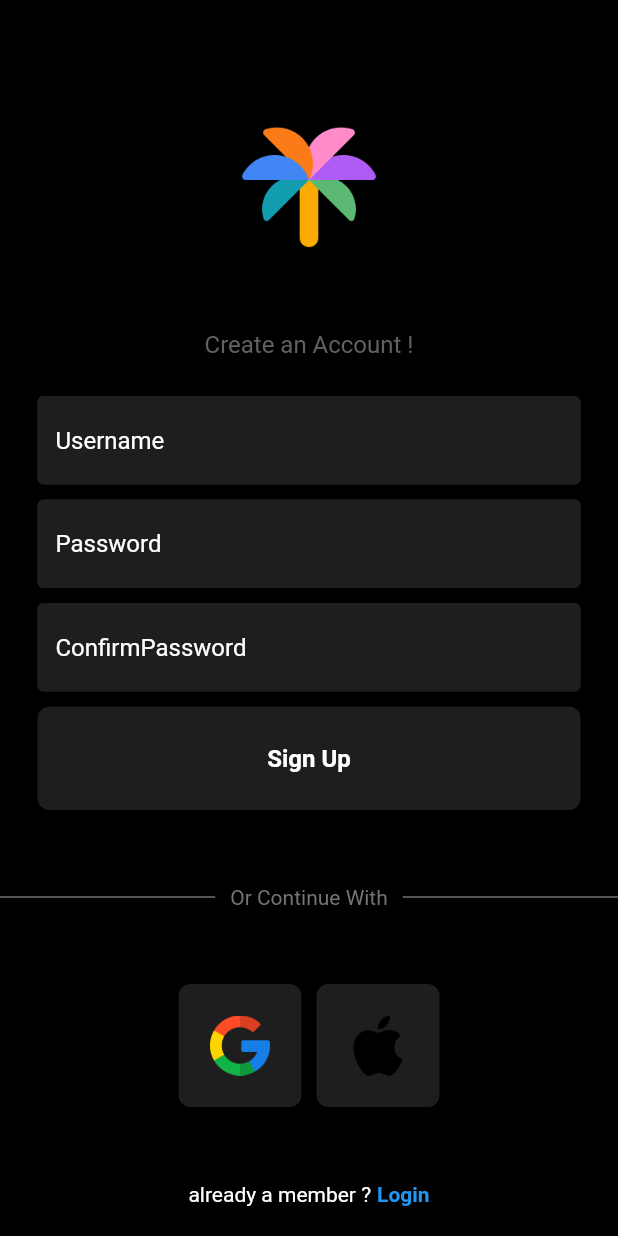
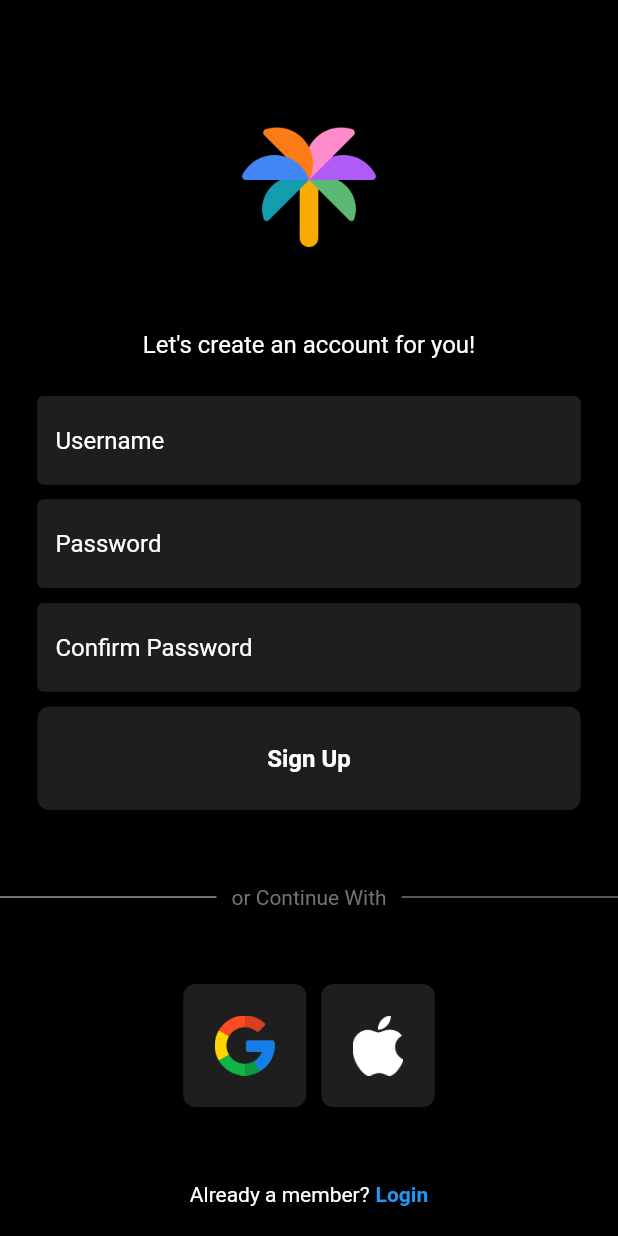
Before and after one commit to darshmashru/ChatPaLM, a Flutter app: the screen it shows after launch, after a tap on "Register Now", on a phone screen of 412 x 824 dp. Run offline on Flutter 3.47's test engine with Material 2 defaults, Android fonts, the light colour scheme and no system bars; our stand-ins replace firebase_auth, firebase_core, flutter_dotenv, google_nav_bar, google_sign_in; missing offline and left inert: google_generative_language_api; accounts and stored records are empty; network calls fail.

Commit message:
Cosmetic changes in Login and Register Pages

```diff
--- a/lib/screens/login_page.dart
+++ b/lib/screens/login_page.dart
@@ -78,8 +78,8 @@ class _LoginPageState extends State<LoginPage> {
                 const SizedBox(
                   height: 50,
                 ),
-                Text(
-                  "Welcome Back You've Have Been Missed !",
+                const Text(
+                  "Welcome to ChatPaLM!🎉🎉",
                   style: TextStyle(
                     color: Colors.white,
                     fontSize: 16,
@@ -90,7 +90,7 @@ class _LoginPageState extends State<LoginPage> {
                 ),
                 MyTextField(
                   controller: emailController,
-                  hintText: "Username",
+                  hintText: "Username/Email",
                   obscureText: false,
                 ),
                 const SizedBox(
@@ -104,8 +104,8 @@ class _LoginPageState extends State<LoginPage> {
                 const SizedBox(
                   height: 10,
                 ),
-                Padding(
-                  padding: const EdgeInsets.symmetric(horizontal: 25.0),
+                const Padding(
+                  padding: EdgeInsets.symmetric(horizontal: 25.0),
                   child: Row(
                     mainAxisAlignment: MainAxisAlignment.end,
                     children: [
@@ -130,9 +130,9 @@ class _LoginPageState extends State<LoginPage> {
                         color: Colors.grey[400],
                       ),
                     ),
-                    Padding(
-                      padding: const EdgeInsets.symmetric(horizontal: 10.0),
-                      child: Text('Or Continue With',
+                    const Padding(
+                      padding: EdgeInsets.symmetric(horizontal: 10.0),
+                      child: Text('or Continue With',
                           style: TextStyle(color: Colors.white)),
                     ),
                     Expanded(
@@ -151,9 +151,10 @@ class _LoginPageState extends State<LoginPage> {
                       imagePath: "lib/assets/images/google.png",
                       onTap: () => AuthService().signInWithGoogle(),
                     ),
-                    SizedBox(width: 10),
+                    const SizedBox(width: 10),
                     Squaretile(
-                      imagePath: "lib/assets/images/apple.png",
+                      // imagePath: "lib/assets/images/apple.png",
+                        imagePath: "lib/assets/images/Apple_logo_white.png",
                       onTap: () {},
                     )
                   ],
--- a/lib/screens/register_page.dart
+++ b/lib/screens/register_page.dart
@@ -7,7 +7,7 @@ import "package:flutter/material.dart";
 
 class RegisterPage extends StatefulWidget {
   final Function? onTap;
-  RegisterPage({super.key, required this.onTap});
+  const RegisterPage({super.key, required this.onTap});
 
   @override
   State<RegisterPage> createState() => _RegisterPageState();
@@ -47,7 +47,7 @@ class _RegisterPageState extends State<RegisterPage> {
             email: emailController.text, password: passwordController.text);
       } else {
         Navigator.pop(context);
-        showErrorMessage("Passwords Dont Match");
+        showErrorMessage("Passwords Don't Match");
       }
     } on FirebaseAuthException catch (e) {
       showErrorMessage(e.code);
@@ -75,10 +75,10 @@ class _RegisterPageState extends State<RegisterPage> {
                 const SizedBox(
                   height: 50,
                 ),
-                Text(
-                  "Create an Account !",
+                const Text(
+                  "Let's create an account for you!",
                   style: TextStyle(
-                    color: Colors.grey[700],
+                    color: Colors.white,
                     fontSize: 16,
                   ),
                 ),
@@ -103,7 +103,7 @@ class _RegisterPageState extends State<RegisterPage> {
                 ),
                 MyTextField(
                   controller: confirmPasswordController,
-                  hintText: 'ConfirmPassword',
+                  hintText: 'Confirm Password',
                   obscureText: true,
                 ),
                 const SizedBox(
@@ -116,15 +116,15 @@ class _RegisterPageState extends State<RegisterPage> {
                 const SizedBox(height: 50),
                 Row(
                   children: [
-                    Expanded(
+                    const Expanded(
                       child: Divider(
                         thickness: 0.6,
-                        color: Colors.grey[400],
+                        color: Colors.white,
                       ),
                     ),
                     Padding(
                       padding: const EdgeInsets.symmetric(horizontal: 10.0),
-                      child: Text('Or Continue With',
+                      child: Text('or Continue With',
                           style: TextStyle(color: Colors.grey[600])),
                     ),
                     Expanded(
@@ -142,9 +142,9 @@ class _RegisterPageState extends State<RegisterPage> {
                     Squaretile(
                         imagePath: "lib/assets/images/google.png",
                         onTap: () => AuthService().signInWithGoogle()),
-                    SizedBox(width: 10),
+                    const SizedBox(width: 10),
                     Squaretile(
-                        imagePath: "lib/assets/images/apple.png", onTap: () {})
+                        imagePath: "lib/assets/images/Apple_logo_white.png", onTap: () {})
                   ],
                 ),
                 const SizedBox(height: 50),
@@ -152,7 +152,7 @@ class _RegisterPageState extends State<RegisterPage> {
                   mainAxisAlignment: MainAxisAlignment.center,
                   children: [
                     const Text(
-                      "already a member ?",
+                      "Already a member?",
                       style: TextStyle(
                         color: Colors.white,
                       ),
```
Also changed, not shown: lib/assets/images/Apple_logo_white.png (added), 1 other file.
